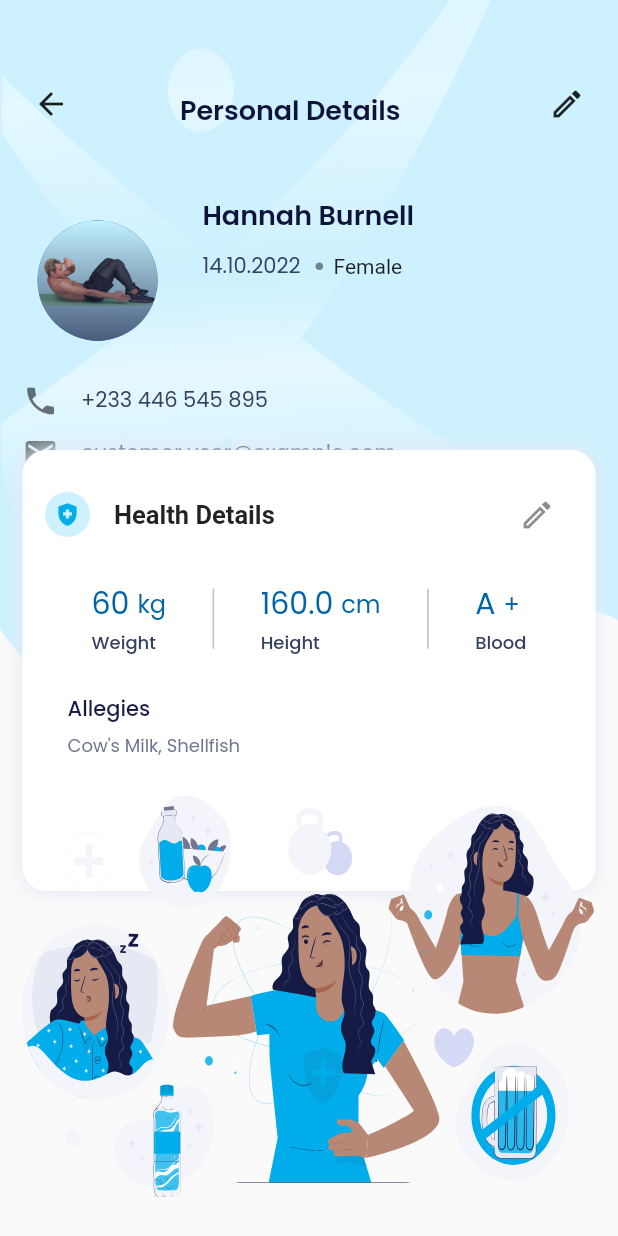
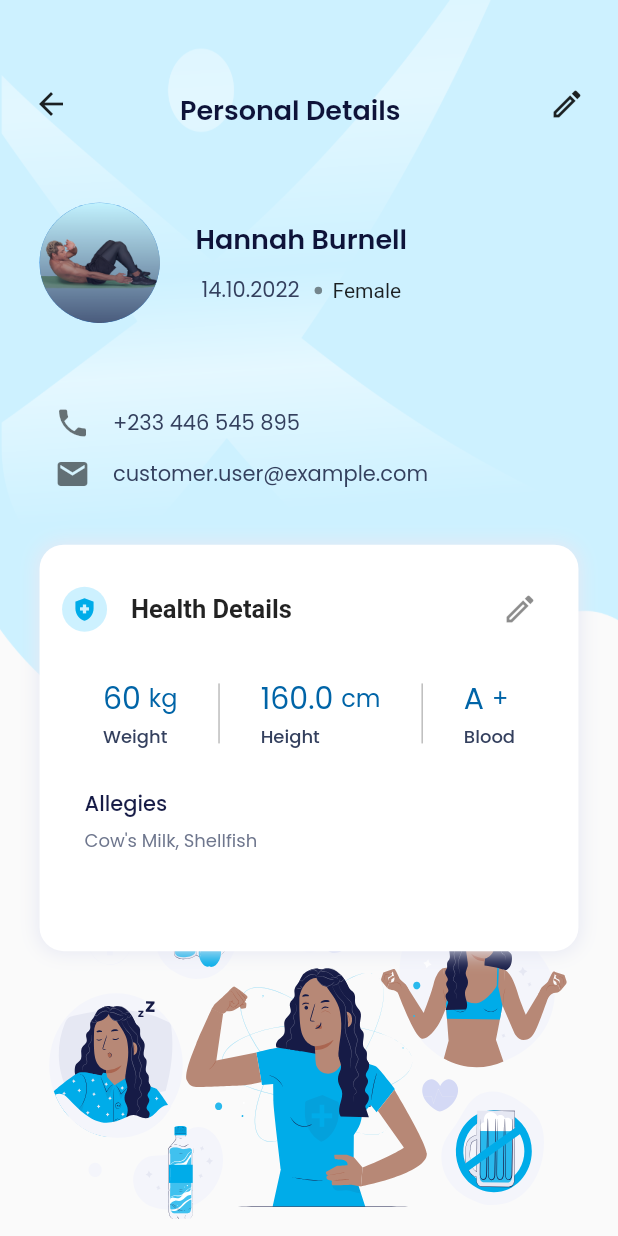
Before and after one commit to devprotec/settings_page, a Flutter app: the screen it shows after launch, after a tap on "Personal Details", on a phone screen of 412 x 824 dp. Run offline on Flutter 3.47's test engine with Material 2 defaults, Android fonts, the phone set to English and light mode, and no system bars; our stand-ins replace cached_network_image, country_code_picker, flutter_rating_bar, flutter_svg, form_builder_validators, get and 6 more; missing offline and left inert: connectivity_plus_web, image_picker_for_web, share_plus_web, shared_preferences_web, widget_mask; project files that could hold a hidden picture were left out.

Commit message:
ready for demo

```diff
--- a/lib/main.dart
+++ b/lib/main.dart
@@ -42,7 +42,7 @@ class MyApp extends StatelessWidget {
         title: 'settings_page',
         //home: EditBillingAddressScreen(),
         //home: AddressDetails(),
-        //home: BillingDetailsScreen(),
+        //home: CoachDetailsScreen(),
         home: UserProfile(
           user: customerUser,
         ),
--- a/lib/screens/chat/chat_home_screen.dart
+++ b/lib/screens/chat/chat_home_screen.dart
@@ -86,6 +86,7 @@ class ChatHomeScreen extends StatelessWidget {
     return SafeArea(
       child: Scaffold(
         appBar: AppBar(
+          automaticallyImplyLeading: false,
           backgroundColor: Colors.white,
           elevation: 1,
           flexibleSpace: PreferredSize(
--- a/lib/screens/chat/conversation_view_screen.dart
+++ b/lib/screens/chat/conversation_view_screen.dart
@@ -354,9 +354,7 @@ class _bottomTextFieldState extends State<bottomTextField> {
                   Positioned(
                     right: 18,
                     child: GestureDetector(
-                      onTap: () {
-                        Get.to(() => BillingDetailsScreen());
-                      },
+                      onTap: () {},
                       child: CommonImageView(
                         svgPath: "assets/images/img_send.svg",
                         color: enabled
--- a/lib/screens/settings_page/profile.dart
+++ b/lib/screens/settings_page/profile.dart
@@ -39,14 +39,16 @@ class UserProfileState extends State<UserProfile> {
         'title': 'personal_details'.tr,
         'icon': CupertinoIcons.person,
         'onTap': () {
-          Get.to( PersonalDetailsScreen(user: customerUser,));
+          Get.to(PersonalDetailsScreen(
+            user: customerUser,
+          ));
         },
       },
       {
         'title': 'fitness_details'.tr,
         'icon': Icons.fitness_center_rounded,
         'onTap': () {
-          Get.to(()=>const ProfileFitnessDetailsScreen());
+          Get.to(() => const ProfileFitnessDetailsScreen());
         },
       },
       {
@@ -109,12 +111,12 @@ class UserProfileState extends State<UserProfile> {
               children: [
                 Constants.spaceLarge,
                 Padding(
-                  padding: const EdgeInsets.only(left: 15, right: 15, top:20),
+                  padding: const EdgeInsets.only(left: 15, right: 15, top: 20),
                   child: IconAppBar(
                     text: 'Profile'.tr,
                     icon: IconButton(
                       onPressed: () {
-                        Get.to( MainSettingsPage());
+                        Get.to(MainSettingsPage());
                       },
                       icon: const Icon(
                         Icons.settings_outlined,
@@ -218,12 +220,13 @@ class UserProfileState extends State<UserProfile> {
                     Constants.spaceSmall,
                     Padding(
                       padding: const EdgeInsets.symmetric(horizontal: 19.0),
-                      child: Stack(children: [
-                        InkWell(
-                           onTap: (){
-                            Get.to(()=>const WalletPage());
+                      child: GestureDetector(
+                        onTap: () {
+                          Get.to(() => const WalletPage());
                         },
-                          child: Container(
+                        child: Stack(
+                          children: [
+                            Container(
                               decoration: BoxDecoration(
                                 borderRadius: BorderRadius.circular(16),
                                 //color: const Color(0XFF0095E9),
@@ -242,16 +245,21 @@ class UserProfileState extends State<UserProfile> {
                                     color: Color(0XFFE6E8F3),
                                     spreadRadius: 1,
                                     blurRadius: 10,
-                                  offset:
-                                      Offset(0, 0), // changes position of shadow
+                                    offset: Offset(
+                                        0, 0), // changes position of shadow
                                   ),
                                 ],
                               ),
-                            padding: const EdgeInsets.all(8.0),
-                            child: Row(children: [
+                              padding: const EdgeInsets.symmetric(
+                                  horizontal: 16.0, vertical: 13.0),
+                              child: Row(
+                                mainAxisAlignment:
+                                    MainAxisAlignment.spaceBetween,
+                                children: [
+                                  Row(children: [
                                     CircleAvatar(
-                                backgroundColor:
-                                    widget.user.roleLabel == RoleLabel.CUSTOMER
+                                      backgroundColor: widget.user.roleLabel ==
+                                              RoleLabel.CUSTOMER
                                           ? Constants.fromHex('#E57E25')
                                           : Constants.fromHex('#0064A7'),
                                       radius: 20,
@@ -262,8 +270,10 @@ class UserProfileState extends State<UserProfile> {
                                     ),
                                     const SizedBox(width: 20),
                                     Column(
-                                mainAxisAlignment: MainAxisAlignment.center,
-                                crossAxisAlignment: CrossAxisAlignment.start,
+                                      mainAxisAlignment:
+                                          MainAxisAlignment.center,
+                                      crossAxisAlignment:
+                                          CrossAxisAlignment.start,
                                       children: [
                                         Text(
                                           'my_balance'.tr,
@@ -273,7 +283,8 @@ class UserProfileState extends State<UserProfile> {
                                         ),
                                         const SizedBox(height: 5),
                                         Text(
-                                    "\$ " + widget.user.balance.toString().tr,
+                                          "\$ " +
+                                              widget.user.balance.toString().tr,
                                           style: const TextStyle(
                                             color: Colors.white,
                                             fontWeight: FontWeight.w600,
@@ -283,6 +294,34 @@ class UserProfileState extends State<UserProfile> {
                                       ],
                                     ),
                                   ]),
+                                  Column(
+                                    mainAxisAlignment: MainAxisAlignment.end,
+                                    children: [
+                                      SizedBox(
+                                        height: 10,
+                                      ),
+                                      SizedBox(
+                                        height: 10,
+                                      ),
+                                      widget.user.roleLabel ==
+                                              RoleLabel.CUSTOMER
+                                          ? Positioned.fill(
+                                              top: 35,
+                                              left: 240,
+                                              child: Text(
+                                                "top_up".tr.toUpperCase(),
+                                                style:
+                                                    AppStyle.poppinsTextStyle(
+                                                  color: Colors.white,
+                                                  fontWeight: FontWeight.bold,
+                                                  fontSize: 17,
+                                                ),
+                                              ),
+                                            )
+                                          : const SizedBox.shrink()
+                                    ],
+                                  )
+                                ],
                               ),
                             ),
                             Positioned.fill(
@@ -301,19 +340,9 @@ class UserProfileState extends State<UserProfile> {
                                 color: Colors.white54,
                               ),
                             ),
-                        widget.user.roleLabel == RoleLabel.CUSTOMER
-                            ? Positioned.fill(
-                                top: 35,
-                                left: 240,
-                                child: Text(
-                                  "top_up".tr.toUpperCase(),
-                                  style: AppStyle.poppinsTextStyle(
-                                      color: Colors.white,
-                                      fontWeight: FontWeight.bold,
-                                      fontSize: 17,),
-                                ),)
-                            : const SizedBox.shrink()
-                      ],),
+                          ],
+                        ),
+                      ),
                     ),
                     Constants.spaceMedium,
                     ...detailList
@@ -356,8 +385,7 @@ User customerUser = User(
     height: 160,
     weight: 60,
     bloodType: 'A',
-  allergies: "cow_milk"
-);
+    allergies: "cow_milk");
 
 User professionalUser = User(
     username: "Hannah Burnell",
@@ -370,5 +398,4 @@ User professionalUser = User(
     height: 160,
     weight: 60,
     bloodType: 'A',
-  allergies: "cow_milk"
-);
+    allergies: "cow_milk");
--- a/lib/screens/user_profile/coach_details_screen.dart
+++ b/lib/screens/user_profile/coach_details_screen.dart
@@ -40,10 +40,11 @@ class CoachDetailsScreen extends StatelessWidget {
                 top: height * 0.2958,
                 left: width * 0.0533,
                 right: width * 0.0533,
-                bottom: 20,
+                bottom: 5,
               ),
               child: Container(
                 width: width,
+                height: height * 0.308,
                 decoration: AppDecoration.outlineLightblue90019.copyWith(
                   borderRadius: BorderRadiusStyle.roundedBorder16,
                   color: Colors.white,
--- a/lib/screens/user_profile/screens/personal_details.dart
+++ b/lib/screens/user_profile/screens/personal_details.dart
@@ -1,6 +1,5 @@
 import 'package:flutter/material.dart';
 import 'package:get/get.dart';
-
 
 import '../../../models/user.dart';
 import '../../../theme/app_style.dart';
@@ -8,8 +7,6 @@ import '../../../util/constants.dart';
 import '../../../widgets/common_image_view.dart';
 import 'edit_personal_details.dart';
 import 'edith_blood.dart';
-
-
 
 class PersonalDetailsScreen extends StatelessWidget {
   final User user;
@@ -21,8 +18,12 @@ class PersonalDetailsScreen extends StatelessWidget {
     final day = dateOfBirth[0];
     final month = dateOfBirth[1];
     final year = dateOfBirth[2];
+    double height = Get.height;
+    double width = Get.width;
     return Scaffold(
-      body: Stack(children: [
+      body: Container(
+        height: height,
+        child: Stack(children: [
           Image.asset(
             "assets/images/image.png",
             height: Get.size.height * 0.6,
@@ -40,8 +41,9 @@ class PersonalDetailsScreen extends StatelessWidget {
           ),
           Padding(
             padding: const EdgeInsets.only(top: 45.0, left: 10, right: 10),
-          child:
-              Row(mainAxisAlignment: MainAxisAlignment.spaceBetween, children: [
+            child: Row(
+                mainAxisAlignment: MainAxisAlignment.spaceBetween,
+                children: [
                   IconButton(
                     icon: const Icon(Icons.arrow_back),
                     onPressed: () {
@@ -57,31 +59,31 @@ class PersonalDetailsScreen extends StatelessWidget {
                       icon: const Icon(Icons.edit_outlined))
                 ]),
           ),
-        Positioned.fill(
-          bottom: 450,
-          left: 25,
-          child: Row(
+          Positioned(
+            top: height * 0.13493,
+            left: width * 0.064,
+            child: Column(
+              children: [
+                SizedBox(
+                  height: 24,
+                ),
+                Row(
                   children: [
                     CircleAvatar(
                       child: Image.asset("assets/images/active.png"),
                       radius: 40,
                     ),
-              Padding(
-                padding: const EdgeInsets.only(left: 30, top: 10),
-                child: Column(
-                  crossAxisAlignment: CrossAxisAlignment.start,
+                    SizedBox(
+                      width: 24,
+                    ),
+                    Column(
                       children: [
-                    Padding(
-                      padding: const EdgeInsets.only(
-                        top: 120.0,
-                      ),
-                      child: Text(
+                        Text(
                           user.username!,
                           style: AppStyle.poppinsTextStyle(
                               color: Constants.fromHex("#0E1339"),
                               fontWeight: FontWeight.w600,
                               fontSize: 18),
-                      ),
                         ),
                         Row(
                           children: [
@@ -101,7 +103,8 @@ class PersonalDetailsScreen extends StatelessWidget {
                                 height: 5,
                                 width: 5,
                                 decoration: const BoxDecoration(
-                                shape: BoxShape.circle, color: Colors.black45),
+                                    shape: BoxShape.circle,
+                                    color: Colors.black45),
                               ),
                             ),
                             Padding(
@@ -113,21 +116,28 @@ class PersonalDetailsScreen extends StatelessWidget {
                           ],
                         ),
                       ],
-                ),
                     )
                   ],
                 ),
+              ],
             ),
-        Positioned.fill(
-            bottom: 290,
-            left: 15,
-            child: Row(
+          ),
+          Positioned(
+            top: height * 0.3278,
+            left: width * 0.088,
+            child: Container(
+              child: Column(
+                crossAxisAlignment: CrossAxisAlignment.start,
+                children: [
+                  Row(
                     children: [
                       const Icon(
                         Icons.phone,
                         color: Colors.black54,
                       ),
-                const SizedBox(width: 15,),
+                      const SizedBox(
+                        width: 15,
+                      ),
                       Text(
                         user.phonenumber!,
                         style: AppStyle.poppinsTextStyle(
@@ -136,17 +146,19 @@ class PersonalDetailsScreen extends StatelessWidget {
                             fontSize: 14),
                       )
                     ],
-            )),
-        Positioned.fill(
-            bottom: 220,
-            left: 15,
-            child: Row(
+                  ),
+                  SizedBox(
+                    height: 10,
+                  ),
+                  Row(
                     children: [
                       const Icon(
                         Icons.email,
                         color: Colors.black54,
                       ),
-                const SizedBox(width: 15,),
+                      const SizedBox(
+                        width: 15,
+                      ),
                       Text(
                         user.email!,
                         style: AppStyle.poppinsTextStyle(
@@ -155,10 +167,29 @@ class PersonalDetailsScreen extends StatelessWidget {
                             fontSize: 14),
                       )
                     ],
-            )),
-        Container(
-          margin:
-              const EdgeInsets.only(top: 300, left: 15, right: 15, bottom: 230),
+                  ),
+                ],
+              ),
+            ),
+          ),
+          Positioned(
+            bottom: -10,
+            left: width * 0.048,
+            right: width * 0.048,
+            child: Container(
+              height: height * 0.325,
+              child: CommonImageView(
+                  svgPath: 'assets/svgs/img_boostyourinmu.svg',
+                  width: double.infinity),
+            ),
+          ),
+          Positioned(
+            top: height * 0.4407,
+            left: width * 0.064,
+            right: width * 0.064,
+            child: Container(
+              height: height * 0.32884,
+              //margin: const EdgeInsets.only(top: 300, left: 15, right: 15, bottom: 230),
               decoration: BoxDecoration(
                 borderRadius: BorderRadius.circular(16),
                 color: Colors.white,
@@ -246,14 +277,9 @@ class PersonalDetailsScreen extends StatelessWidget {
                 ],
               ),
             ),
-        Padding(
-          padding: const EdgeInsets.only(top: 500.0),
-          child: CommonImageView(
-              svgPath: 'assets/svgs/img_boostyourinmu.svg',
-              //height: 500,
-              width: double.infinity),
-        )
+          ),
         ]),
+      ),
     );
   }
 
--- a/lib/screens/user_profile/widgets/ruler.dart
+++ b/lib/screens/user_profile/widgets/ruler.dart
@@ -1,7 +1,6 @@
 import 'package:flutter/material.dart';
 import 'package:flutter_ruler_picker/flutter_ruler_picker.dart';
 import 'package:settings_page/screens/user_profile/widgets/shapes.dart';
-
 
 class Ruler extends StatefulWidget {
   final double currentValue;
@@ -53,7 +52,8 @@ class _RulerState extends State<Ruler> {
       body: Center(
         child: Column(
           children: <Widget>[
-            Text(
+            Expanded(
+              child: Text(
                 widget.hasDecimal
                     ? _currentValue.toString()
                     : _currentValue.toInt().toString(),
@@ -62,8 +62,10 @@ class _RulerState extends State<Ruler> {
                   fontSize: 40,
                 ),
               ),
+            ),
             const SizedBox(height: 20),
-            RulerPicker(
+            Expanded(
+              child: RulerPicker(
                 controller: _rulerPickerController!,
                 beginValue: widget.begin,
                 endValue: widget.end,
@@ -72,7 +74,10 @@ class _RulerState extends State<Ruler> {
                 initValue: widget.currentValue,
                 scaleLineStyleList: const [
                   ScaleLineStyle(
-                    color: Color(0xffE6E8F3), width: 1.5, height: 20, scale: 0),
+                      color: Color(0xffE6E8F3),
+                      width: 1.5,
+                      height: 20,
+                      scale: 0),
                   ScaleLineStyle(
                       color: Color(0xffE6E8F3), width: 1, height: 15, scale: 5),
                   ScaleLineStyle(
@@ -102,6 +107,7 @@ class _RulerState extends State<Ruler> {
                   ),
                 ),
               ),
+            ),
           ],
         ),
       ),
```
Lines whose indentation alone changed are shown as unchanged.
